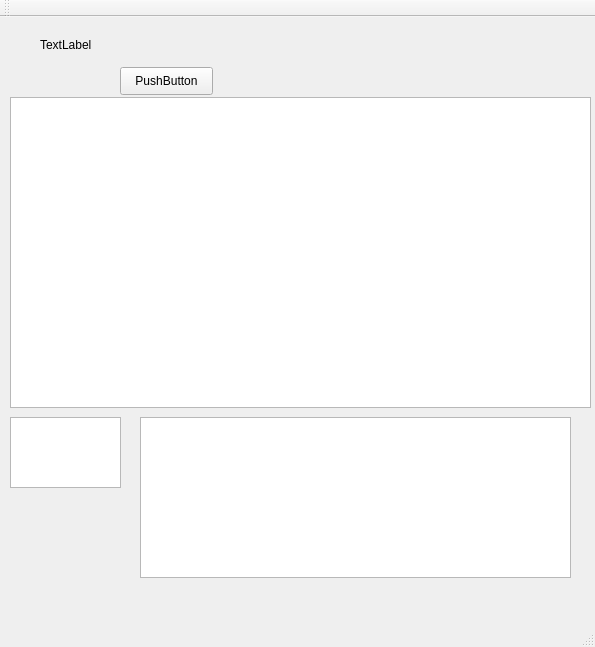
arackaf/booklist-desktop, file mainwindow.ui: the form before one commit.
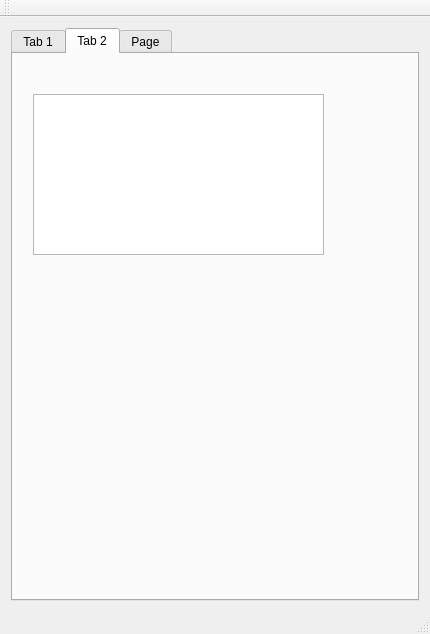
The form after the commit. The open tabs and pages were chosen to show the change.

What changed in the file:
```diff
--- a/mainwindow.ui
+++ b/mainwindow.ui
@@ -6,70 +6,53 @@
    <rect>
     <x>0</x>
     <y>0</y>
-    <width>595</width>
-    <height>647</height>
+    <width>430</width>
+    <height>634</height>
    </rect>
   </property>
   <property name="windowTitle">
    <string>MainWindow</string>
   </property>
   <widget class="QWidget" name="centralWidget">
-   <widget class="QPushButton" name="pushButton">
-    <property name="geometry">
-     <rect>
-      <x>120</x>
-      <y>50</y>
-      <width>93</width>
-      <height>28</height>
-     </rect>
-    </property>
-    <property name="text">
-     <string>PushButton</string>
-    </property>
-   </widget>
-   <widget class="QLabel" name="myLabel">
-    <property name="geometry">
-     <rect>
-      <x>40</x>
-      <y>20</y>
-      <width>59</width>
-      <height>16</height>
-     </rect>
-    </property>
-    <property name="text">
-     <string>TextLabel</string>
-    </property>
-   </widget>
-   <widget class="QPlainTextEdit" name="textEdit">
-    <property name="geometry">
-     <rect>
-      <x>10</x>
-      <y>80</y>
-      <width>581</width>
-      <height>311</height>
-     </rect>
-    </property>
-   </widget>
-   <widget class="QPlainTextEdit" name="textEdit2">
-    <property name="geometry">
-     <rect>
-      <x>10</x>
-      <y>400</y>
-      <width>111</width>
-      <height>71</height>
-     </rect>
-    </property>
-   </widget>
-   <widget class="QListView" name="listView">
-    <property name="geometry">
-     <rect>
-      <x>140</x>
-      <y>400</y>
-      <width>431</width>
-      <height>161</height>
-     </rect>
-    </property>
-   </widget>
+   <layout class="QHBoxLayout" name="horizontalLayout">
+    <item>
+     <widget class="QTabWidget" name="tabWidget">
+      <property name="currentIndex">
+       <number>0</number>
+      </property>
+      <widget class="QWidget" name="tab">
+       <attribute name="title">
+        <string>Tab 1</string>
+       </attribute>
+       <layout class="QHBoxLayout" name="horizontalLayout_2">
+        <item>
+         <widget class="QPlainTextEdit" name="textEdit"/>
+        </item>
+       </layout>
+      </widget>
+      <widget class="QWidget" name="tab_2">
+       <attribute name="title">
+        <string>Tab 2</string>
+       </attribute>
+       <widget class="QListView" name="listView">
+        <property name="geometry">
+         <rect>
+          <x>20</x>
+          <y>40</y>
+          <width>291</width>
+          <height>161</height>
+         </rect>
+        </property>
+       </widget>
+      </widget>
+      <widget class="QWidget" name="tab_3">
+       <attribute name="title">
+        <string>Page</string>
+       </attribute>
+      </widget>
+     </widget>
+    </item>
+   </layout>
   </widget>
   <widget class="QMenuBar" name="menuBar">
    <property name="geometry">
```
Left out of the diff: 2 changed lines with no effect on the pictures.
